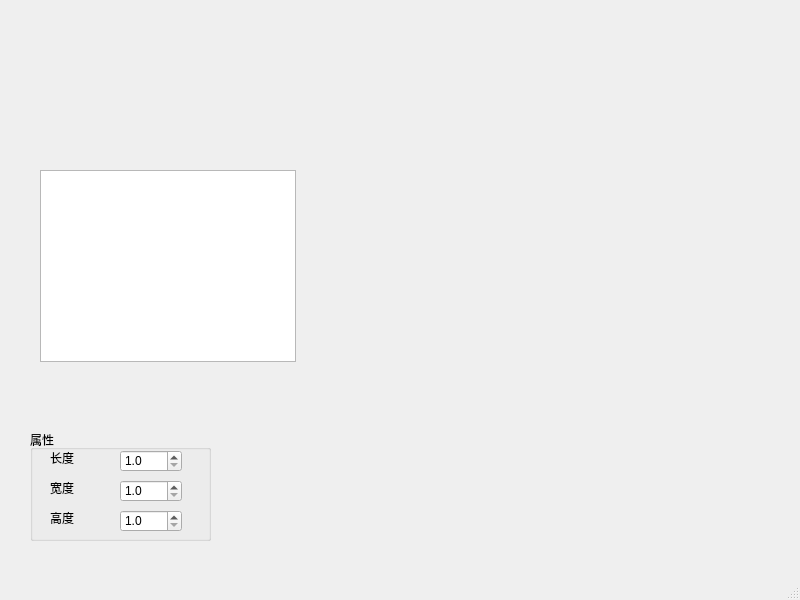
Old version of the form src/ui/mainwindow.ui in the repository cyyyyyyyyytl/ForgeCAD.
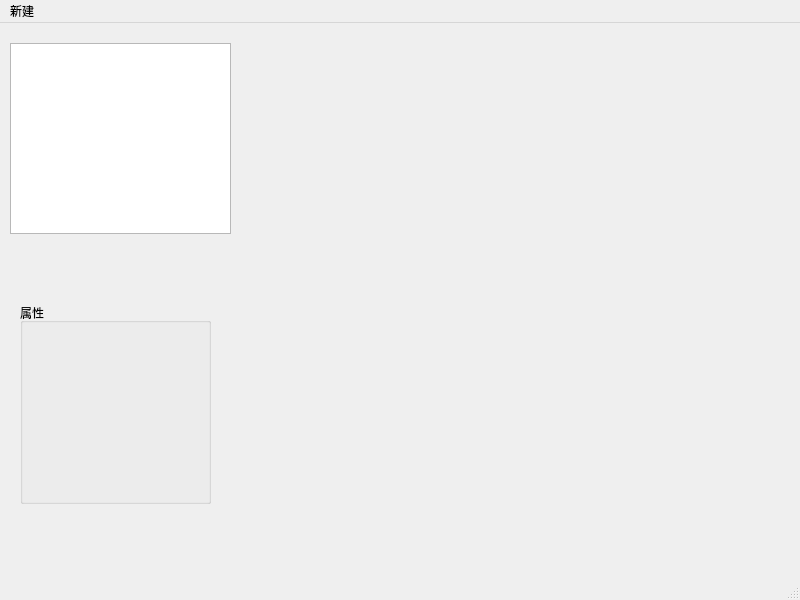
New version of the form.

Commit message: feat: UI集成动态面板(菜单新建Box/Cylinder弹窗+属性面板按parameters()动态生成+手动connect); 日志更新

What changed in the file:
```diff
--- a/src/ui/mainwindow.ui
+++ b/src/ui/mainwindow.ui
@@ -17,129 +17,43 @@
    <widget class="QWidget" name="viewportContainer" native="true">
     <property name="geometry">
      <rect>
-      <x>409</x>
-      <y>159</y>
-      <width>311</width>
-      <height>241</height>
+      <x>329</x>
+      <y>9</y>
+      <width>461</width>
+      <height>531</height>
      </rect>
     </property>
    </widget>
    <widget class="QTreeView" name="modelTree">
     <property name="geometry">
      <rect>
-      <x>40</x>
-      <y>170</y>
-      <width>256</width>
-      <height>192</height>
+      <x>10</x>
+      <y>20</y>
+      <width>221</width>
+      <height>191</height>
      </rect>
     </property>
    </widget>
    <widget class="QGroupBox" name="groupBox">
     <property name="geometry">
      <rect>
-      <x>30</x>
-      <y>430</y>
-      <width>181</width>
-      <height>111</height>
+      <x>20</x>
+      <y>280</y>
+      <width>191</width>
+      <height>201</height>
      </rect>
     </property>
     <property name="title">
      <string>属性</string>
     </property>
-    <widget class="QLabel" name="label">
+    <widget class="QWidget" name="paramPanelContainer" native="true">
      <property name="geometry">
       <rect>
-       <x>20</x>
-       <y>20</y>
-       <width>31</width>
-       <height>16</height>
+       <x>0</x>
+       <y>0</y>
+       <width>191</width>
+       <height>201</height>
       </rect>
-     </property>
-     <property name="text">
-      <string>长度</string>
-     </property>
-    </widget>
-    <widget class="QLabel" name="label_2">
-     <property name="geometry">
-      <rect>
-       <x>20</x>
-       <y>50</y>
-       <width>31</width>
-       <height>16</height>
-      </rect>
-     </property>
-     <property name="text">
-      <string>宽度</string>
-     </property>
-    </widget>
-    <widget class="QLabel" name="label_3">
-     <property name="geometry">
-      <rect>
-       <x>20</x>
-       <y>80</y>
-       <width>31</width>
-       <height>16</height>
-      </rect>
-     </property>
-     <property name="text">
-      <string>高度</string>
-     </property>
-    </widget>
-    <widget class="QDoubleSpinBox" name="spinLength">
-     <property name="geometry">
-      <rect>
-       <x>90</x>
-       <y>20</y>
-       <width>62</width>
-       <height>22</height>
-      </rect>
-     </property>
-     <property name="decimals">
-      <number>1</number>
-     </property>
-     <property name="minimum">
-      <double>1.000000000000000</double>
-     </property>
-     <property name="maximum">
-      <double>10000.000000000000000</double>
-     </property>
-    </widget>
-    <widget class="QDoubleSpinBox" name="spinWidth">
-     <property name="geometry">
-      <rect>
-       <x>90</x>
-       <y>50</y>
-       <width>62</width>
-       <height>22</height>
-      </rect>
-     </property>
-     <property name="decimals">
-      <number>1</number>
-     </property>
-     <property name="minimum">
-      <double>1.000000000000000</double>
-     </property>
-     <property name="maximum">
-      <double>10000.000000000000000</double>
-     </property>
-    </widget>
-    <widget class="QDoubleSpinBox" name="spinHeight">
-     <property name="geometry">
-      <rect>
-       <x>90</x>
-       <y>80</y>
-       <width>62</width>
-       <height>22</height>
-      </rect>
-     </property>
-     <property name="decimals">
-      <number>1</number>
-     </property>
-     <property name="minimum">
-      <double>1.000000000000000</double>
-     </property>
-     <property name="maximum">
-      <double>10000.000000000000000</double>
      </property>
     </widget>
    </widget>
@@ -153,6 +67,22 @@
      <height>21</height>
     </rect>
    </property>
+   <widget class="QMenu" name="menu">
+    <property name="geometry">
+     <rect>
+      <x>275</x>
+      <y>106</y>
+      <width>120</width>
+      <height>94</height>
+     </rect>
+    </property>
+    <property name="title">
+     <string>新建</string>
+    </property>
+    <addaction name="actionNewBox"/>
+    <addaction name="actionNewCylinder"/>
+   </widget>
+   <addaction name="menu"/>
   </widget>
   <widget class="QStatusBar" name="statusbar"/>
  </widget>
```
Left out of the diff: 16 changed lines with no effect on the pictures. The commit also changes 3 other files.
